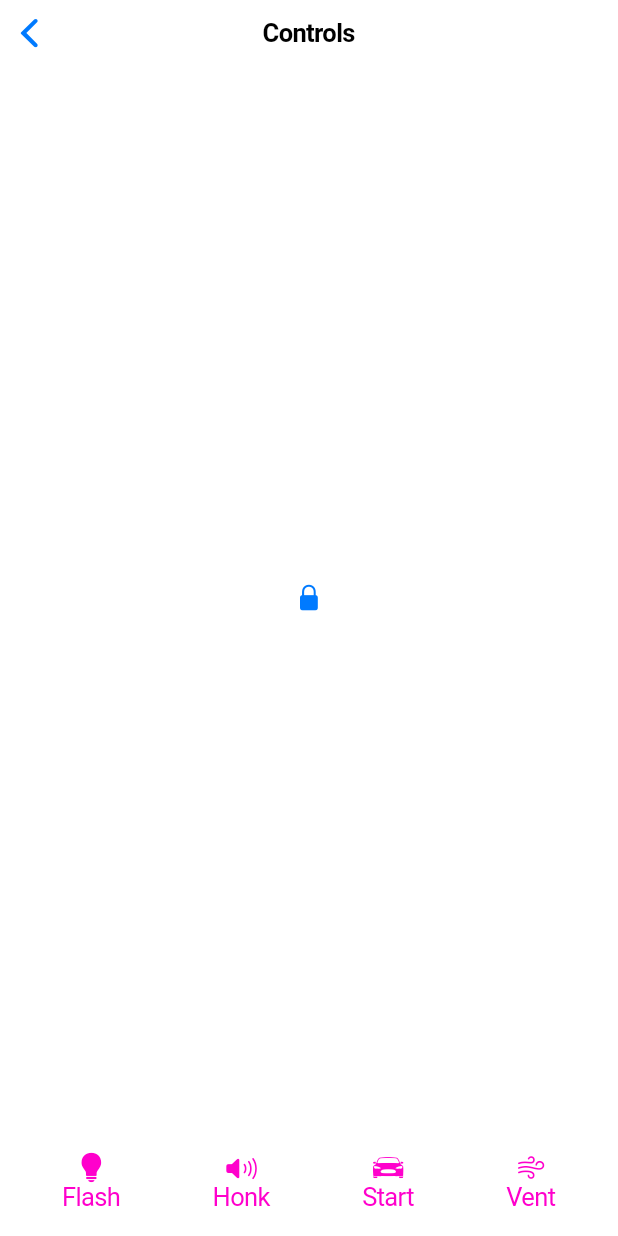
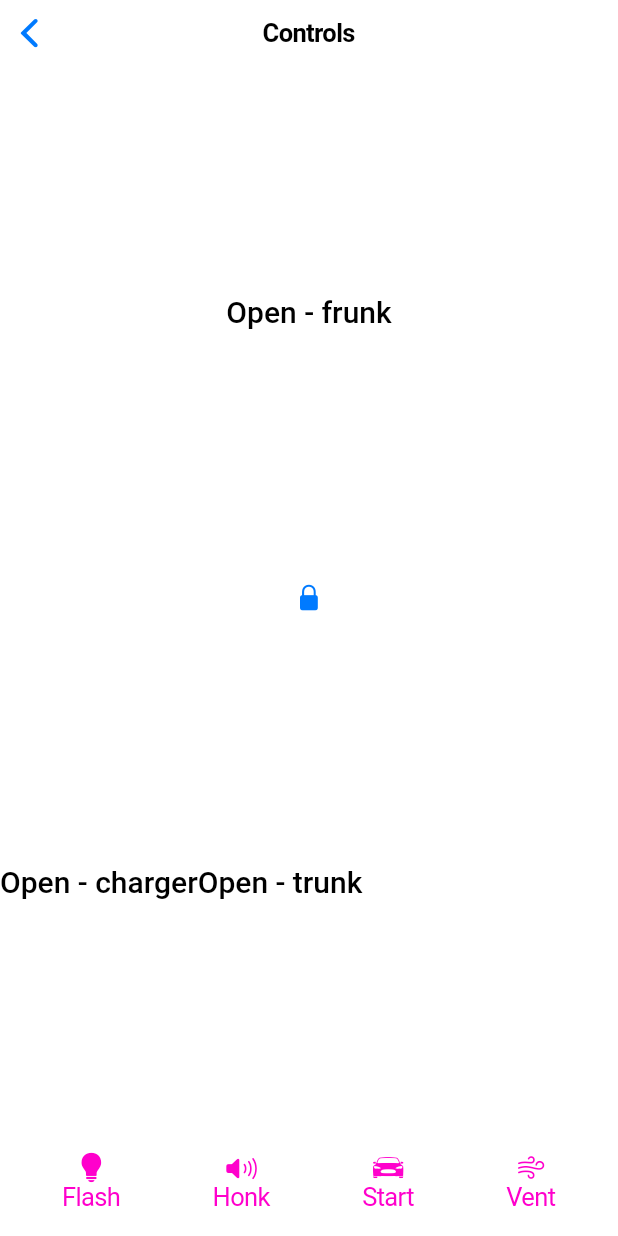
Before and after one commit to simjes/teslor, a Flutter app: the ControlsPage screen opened directly with empty values, on a phone screen of 412 x 824 dp. Run offline on Flutter 3.47's test engine with Material 2 defaults, Android fonts, the phone set to English and light mode, and no system bars; our stand-ins replace flutter_map, latlong2, rive, shimmer, supabase, supabase_flutter; missing offline and left inert: cupertino_list_tile; accounts and stored records are empty.

Commit message:
Done enough

```diff
--- a/lib/pages/controls_page.dart
+++ b/lib/pages/controls_page.dart
@@ -9,6 +9,9 @@ class ControlsPage extends StatelessWidget {
 
   @override
   Widget build(BuildContext context) {
+    var textColor =
+        CupertinoDynamicColor.resolve(CupertinoColors.label, context);
+
     return CupertinoPageScaffold(
       navigationBar: const CupertinoNavigationBar(
         middle: Text("Controls"),
@@ -21,7 +24,10 @@ class ControlsPage extends StatelessWidget {
                 mainAxisAlignment: MainAxisAlignment.spaceEvenly,
                 children: [
                   Text("Open - frunk",
-                      style: Theme.of(context).textTheme.headline6),
+                      style: Theme.of(context)
+                          .textTheme
+                          .headline6!
+                          .copyWith(color: textColor)),
                   CupertinoButton(
                     child: const Icon(CupertinoIcons.lock_fill),
                     onPressed: () {},
@@ -29,9 +35,15 @@ class ControlsPage extends StatelessWidget {
                   Row(
                     children: [
                       Text("Open - charger",
-                          style: Theme.of(context).textTheme.headline6),
+                          style: Theme.of(context)
+                              .textTheme
+                              .headline6!
+                              .copyWith(color: textColor)),
                       Text("Open - trunk",
-                          style: Theme.of(context).textTheme.headline6),
+                          style: Theme.of(context)
+                              .textTheme
+                              .headline6!
+                              .copyWith(color: textColor)),
                     ],
                   ),
                 ],
--- a/lib/teslor_list_tile.dart
+++ b/lib/teslor_list_tile.dart
@@ -22,6 +22,7 @@ class TeslorListTile extends StatelessWidget {
   @override
   Widget build(BuildContext context) {
     return CupertinoListTile(
+      border: const Border(bottom: BorderSide.none),
       leading: Icon(
         leading,
         color: Colors.grey,
```
Also changed, not shown: lib/components/car_summary.dart (+15 -3 lines), lib/pages/account_page.dart (+8 -1 lines), 1 other file.
